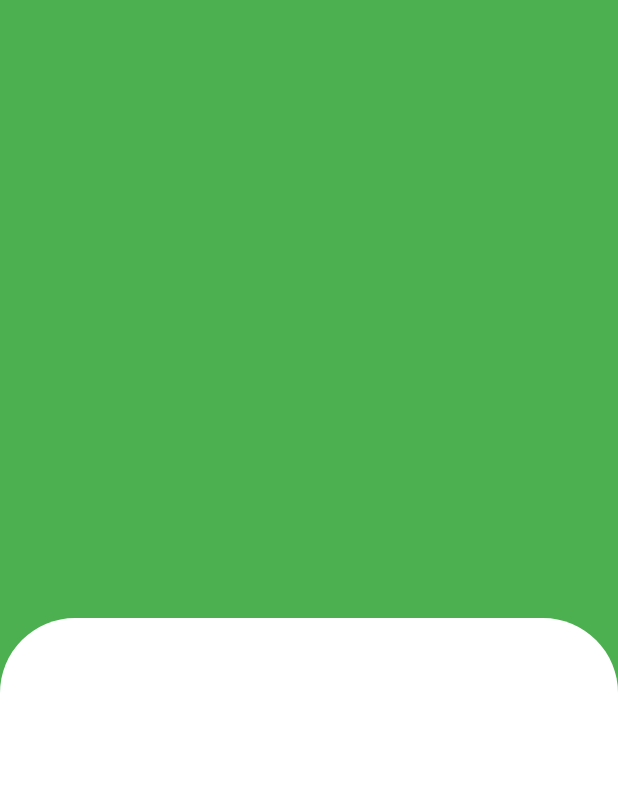
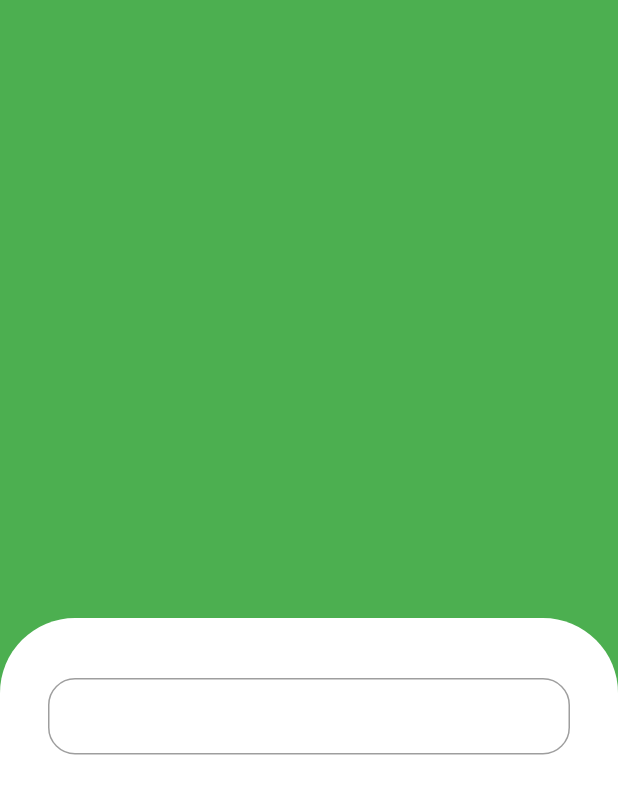
Before and after one commit to felipecastrosales/mercadinho, a Flutter app: the screen it shows after launch, on a phone screen of 412 x 824 dp. Shown: the top 794 px of the screen. Run offline on Flutter 3.47's test engine with Material 2 defaults, Android fonts, the phone set to English and light mode, and no system bars.

Commit message:
adding the textformfield

```diff
--- a/lib/main.dart
+++ b/lib/main.dart
@@ -15,7 +15,7 @@ class MyApp extends StatelessWidget {
       title: 'Mercadinho',
       debugShowCheckedModeBanner: false,
       theme: ThemeData(
-        primarySwatch: Colors.blue,
+        primarySwatch: Colors.green,
       ),
       home: const SignInScreen(),
     );
--- a/lib/src/auth/sign_in_screen.dart
+++ b/lib/src/auth/sign_in_screen.dart
@@ -16,11 +16,27 @@ class SignInScreen extends StatelessWidget {
           ),
           Expanded(
             child: Container(
+              padding: const EdgeInsets.symmetric(
+                horizontal: 32,
+                vertical: 40,
+              ),
               decoration: const BoxDecoration(
                 color: Colors.white,
                 borderRadius: BorderRadius.vertical(
                   top: Radius.circular(50),
                 ),
+              ),
+              child: Column(
+                children: [
+                  TextFormField(
+                    decoration: InputDecoration(
+                      isDense: true,
+                      border: OutlineInputBorder(
+                        borderRadius: BorderRadius.circular(18),
+                      ),
+                    ),
+                  ),
+                ],
               ),
             ),
           ),
```
